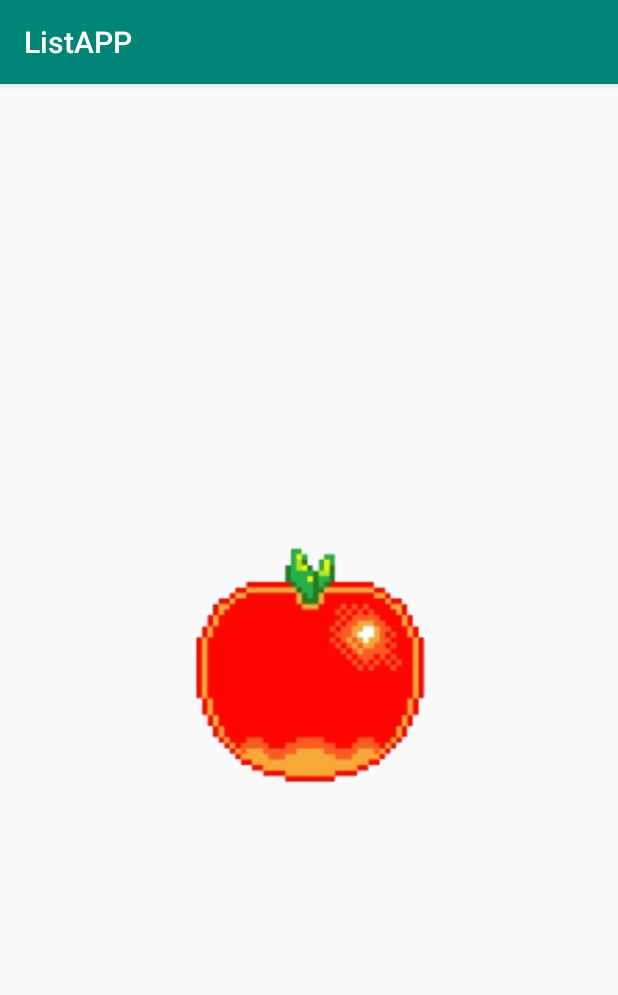
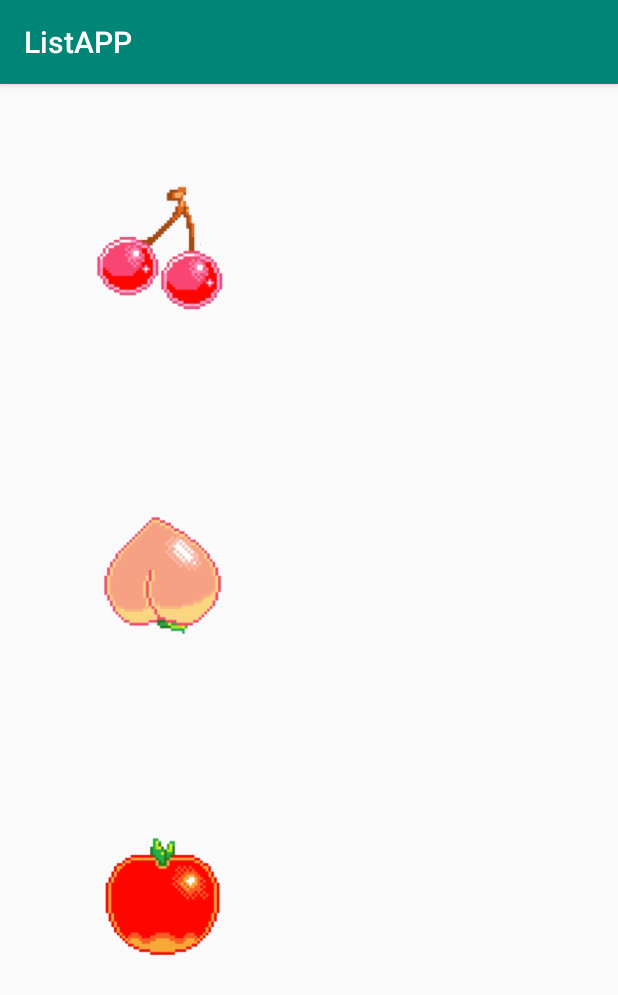
Before and after one commit to silly-ursus/Tanuki, an Android app: the DetailActivity screen opened directly, with no data from a screen before it, on a phone screen of 412 x 824 dp. Shown: the top 995 px of the screen. Run offline under Robolectric (Android 15) with nearby library versions, the phone set to English and light mode, and no system bars.

Commit message:
Switch to linear layout test

```diff
--- a/app/src/main/res/layout/activity_detail.xml
+++ b/app/src/main/res/layout/activity_detail.xml
@@ -1,13 +1,13 @@
 <?xml version="1.0" encoding="utf-8"?>
-<android.support.constraint.ConstraintLayout xmlns:android="http://schemas.android.com/apk/res/android"
+
+<LinearLayout
+    xmlns:android="http://schemas.android.com/apk/res/android"
     xmlns:app="http://schemas.android.com/apk/res-auto"
-    xmlns:tools="http://schemas.android.com/tools"
+    android:orientation="vertical"
     android:layout_width="match_parent"
-    android:layout_height="match_parent"
-    tools:context=".DetailActivity">
-
+    android:layout_height="match_parent">
     <ImageView
-        android:id="@+id/imageView"
+        android:id="@+id/cherry"
         android:layout_width="wrap_content"
         android:layout_height="wrap_content"
         android:layout_marginStart="8dp"
@@ -16,9 +16,34 @@
         android:layout_marginEnd="8dp"
         android:layout_marginRight="8dp"
         android:layout_marginBottom="8dp"
-        app:layout_constraintBottom_toBottomOf="parent"
-        app:layout_constraintEnd_toEndOf="parent"
-        app:layout_constraintStart_toStartOf="parent"
-        app:layout_constraintTop_toTopOf="parent"
+        android:scaleX=".5"
+        android:scaleY=".5"
+        app:srcCompat="@drawable/cherry" />
+    <ImageView
+        android:id="@+id/peachie"
+        android:layout_width="wrap_content"
+        android:layout_height="wrap_content"
+        android:layout_marginStart="8dp"
+        android:layout_marginLeft="8dp"
+        android:layout_marginTop="8dp"
+        android:layout_marginEnd="8dp"
+        android:layout_marginRight="8dp"
+        android:layout_marginBottom="8dp"
+        android:scaleX=".5"
+        android:scaleY=".5"
+        app:srcCompat="@drawable/peach" />
+
+    <ImageView
+        android:id="@+id/apple"
+        android:layout_width="wrap_content"
+        android:layout_height="wrap_content"
+        android:layout_marginStart="8dp"
+        android:layout_marginLeft="8dp"
+        android:layout_marginTop="8dp"
+        android:layout_marginEnd="8dp"
+        android:layout_marginRight="8dp"
+        android:layout_marginBottom="8dp"
+        android:scaleX=".5"
+        android:scaleY=".5"
         app:srcCompat="@drawable/apple" />
-</android.support.constraint.ConstraintLayout>
+</LinearLayout>
--- a/build.gradle
+++ b/build.gradle
@@ -7,7 +7,7 @@ buildscript {
 
     }
     dependencies {
-        classpath 'com.android.tools.build:gradle:3.3.1'
+        classpath 'com.android.tools.build:gradle:3.4.2'
 
         // NOTE: Do not place your application dependencies here; they belong
         // in the individual module build.gradle files
```
Also changed, not shown: gradle/wrapper/gradle-wrapper.properties.
